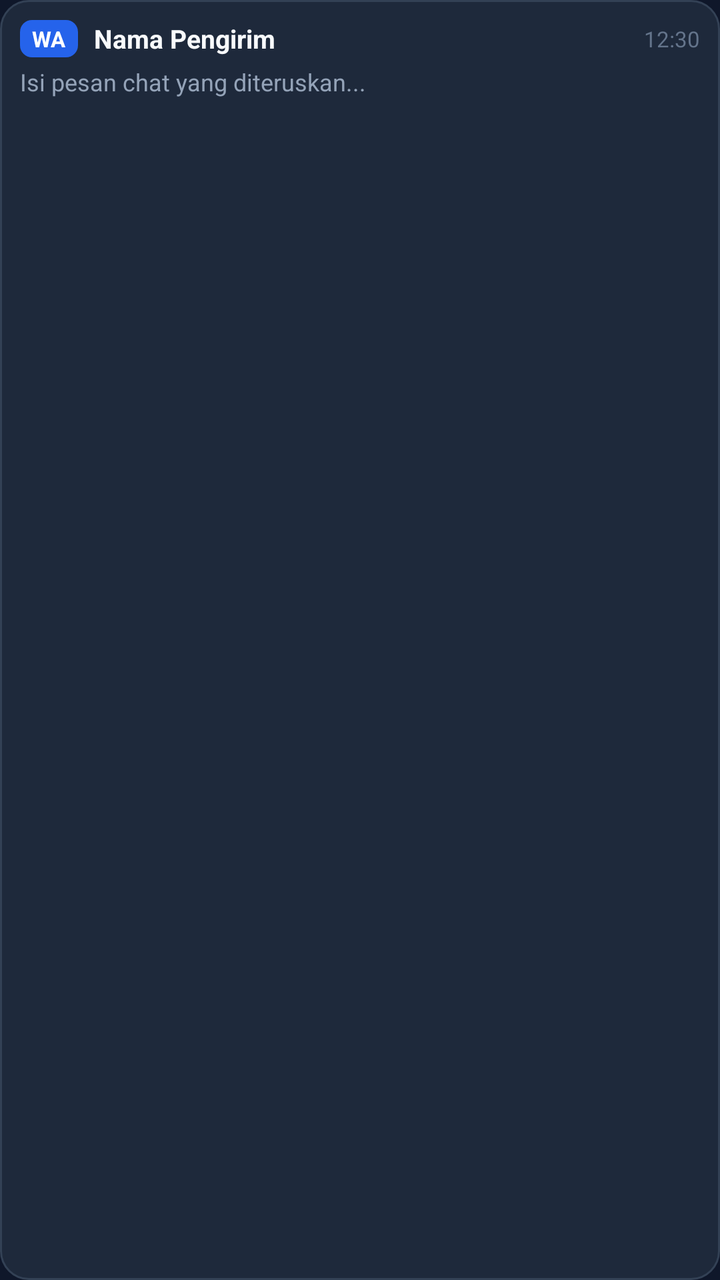
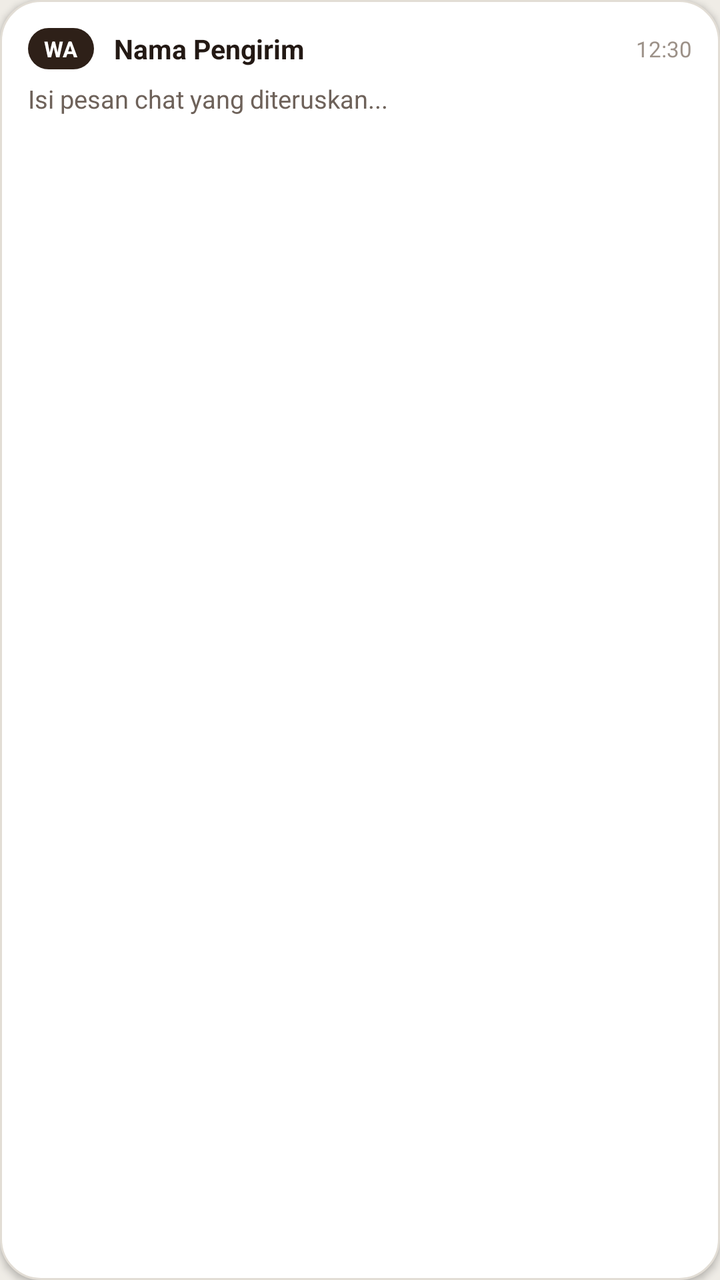

Two renders of the same Android screen: before a commit and after it. Below are the layout's source before the change and the commit's diff.
<!-- AndroidManifest.xml: application theme Theme.ESP32SmartNotif -->
<!-- res/layout/item_notif_log.xml -->
<?xml version="1.0" encoding="utf-8"?>
<LinearLayout xmlns:android="http://schemas.android.com/apk/res/android"
    android:layout_width="match_parent"
    android:layout_height="wrap_content"
    android:orientation="vertical"
    android:padding="10dp"
    android:layout_marginBottom="8dp"
    android:background="@drawable/bg_card">

    <LinearLayout
        android:layout_width="match_parent"
        android:layout_height="wrap_content"
        android:orientation="horizontal"
        android:gravity="center_vertical">

        <TextView
            android:id="@+id/tvAppBadge"
            android:layout_width="wrap_content"
            android:layout_height="wrap_content"
            android:text="WA"
            android:textColor="@color/white"
            android:textSize="11sp"
            android:textStyle="bold"
            android:paddingHorizontal="6dp"
            android:paddingVertical="2dp"
            android:background="@drawable/bg_badge" />

        <TextView
            android:id="@+id/tvSender"
            android:layout_width="0dp"
            android:layout_height="wrap_content"
            android:layout_weight="1"
            android:layout_marginStart="8dp"
            android:text="Nama Pengirim"
            android:textColor="@color/text_primary"
            android:textSize="13sp"
            android:textStyle="bold"
            android:singleLine="true" />

        <TextView
            android:id="@+id/tvTime"
            android:layout_width="wrap_content"
            android:layout_height="wrap_content"
            android:text="12:30"
            android:textColor="@color/text_muted"
            android:textSize="11sp" />
    </LinearLayout>

    <TextView
        android:id="@+id/tvMessage"
        android:layout_width="match_parent"
        android:layout_height="wrap_content"
        android:layout_marginTop="4dp"
        android:text="Isi pesan chat yang diteruskan..."
        android:textColor="@color/text_secondary"
        android:textSize="12sp"
        android:maxLines="2" />

</LinearLayout>
<!-- resources referenced by this layout -->
<resources>
  <color name="text_muted">#64748B</color>
  <color name="text_primary">#F8FAFC</color>
  <color name="text_secondary">#94A3B8</color>
  <color name="white">#FFFFFF</color>
  <!-- drawable bg_badge (drawable) -->
  <?xml version="1.0" encoding="utf-8"?>
  <shape xmlns:android="http://schemas.android.com/apk/res/android"
      android:shape="rectangle">
      <solid android:color="@color/primary" />
      <corners android:radius="6dp" />
  </shape>
  <!-- drawable bg_card (drawable) -->
  <?xml version="1.0" encoding="utf-8"?>
  <shape xmlns:android="http://schemas.android.com/apk/res/android"
      android:shape="rectangle">
      <solid android:color="@color/card_bg" />
      <stroke android:width="1dp" android:color="@color/card_stroke" />
      <corners android:radius="14dp" />
  </shape>
  <style name="Theme.ESP32SmartNotif" parent="Theme.Material3.DayNight.NoActionBar">
          <item name="colorPrimary">@color/primary</item>
          <item name="colorPrimaryVariant">@color/primary_variant</item>
          <item name="colorSecondary">@color/secondary</item>
          <item name="android:statusBarColor">@color/background</item>
          <item name="android:windowBackground">@color/background</item>
          <item name="android:navigationBarColor">@color/background</item>
      </style>
  <color name="primary">#2563EB</color>
  <color name="card_bg">#1E293B</color>
  <color name="card_stroke">#334155</color>
  <color name="primary_variant">#1D4ED8</color>
  <color name="secondary">#10B981</color>
  <color name="background">#0F172A</color>
</resources>

<!-- the commit's change to res/layout/item_notif_log.xml (unified diff, before → after) -->
@@ -3,9 +3,10 @@
     android:layout_width="match_parent"
     android:layout_height="wrap_content"
     android:orientation="vertical"
-    android:padding="10dp"
-    android:layout_marginBottom="8dp"
-    android:background="@drawable/bg_card">
+    android:padding="14dp"
+    android:layout_marginBottom="10dp"
+    android:background="@drawable/bg_card_floating"
+    android:elevation="2dp">
 
     <LinearLayout
         android:layout_width="match_parent"
@@ -21,19 +22,20 @@
             android:textColor="@color/white"
             android:textSize="11sp"
             android:textStyle="bold"
-            android:paddingHorizontal="6dp"
-            android:paddingVertical="2dp"
-            android:background="@drawable/bg_badge" />
+            android:paddingHorizontal="8dp"
+            android:paddingVertical="3dp"
+            android:background="@drawable/bg_badge"
+            android:backgroundTint="@color/primary" />
 
         <TextView
             android:id="@+id/tvSender"
             android:layout_width="0dp"
             android:layout_height="wrap_content"
             android:layout_weight="1"
-            android:layout_marginStart="8dp"
+            android:layout_marginStart="10dp"
             android:text="Nama Pengirim"
             android:textColor="@color/text_primary"
-            android:textSize="13sp"
+            android:textSize="13.5sp"
             android:textStyle="bold"
             android:singleLine="true" />
 
@@ -50,10 +52,11 @@
         android:id="@+id/tvMessage"
         android:layout_width="match_parent"
         android:layout_height="wrap_content"
-        android:layout_marginTop="4dp"
+        android:layout_marginTop="6dp"
         android:text="Isi pesan chat yang diteruskan..."
         android:textColor="@color/text_secondary"
-        android:textSize="12sp"
-        android:maxLines="2" />
+        android:textSize="12.5sp"
+        android:lineSpacingExtra="2dp"
+        android:maxLines="3" />
 
 </LinearLayout>
<!-- resource entries referenced after the edit -->
@@ -1,23 +1,23 @@
 <!-- resources referenced by this layout -->
 <resources>
-  <color name="text_muted">#64748B</color>
-  <color name="text_primary">#F8FAFC</color>
-  <color name="text_secondary">#94A3B8</color>
+  <color name="text_muted">#9C9188</color>
+  <color name="text_primary">#231914</color>
+  <color name="text_secondary">#6E625A</color>
   <color name="white">#FFFFFF</color>
   <!-- drawable bg_badge (drawable) -->
   <?xml version="1.0" encoding="utf-8"?>
   <shape xmlns:android="http://schemas.android.com/apk/res/android"
       android:shape="rectangle">
       <solid android:color="@color/primary" />
-      <corners android:radius="6dp" />
+      <corners android:radius="12dp" />
   </shape>
-  <!-- drawable bg_card (drawable) -->
+  <!-- drawable bg_card_floating (drawable) -->
   <?xml version="1.0" encoding="utf-8"?>
   <shape xmlns:android="http://schemas.android.com/apk/res/android"
       android:shape="rectangle">
-      <solid android:color="@color/card_bg" />
+      <solid android:color="@color/card_bg_elevated" />
       <stroke android:width="1dp" android:color="@color/card_stroke" />
-      <corners android:radius="14dp" />
+      <corners android:radius="20dp" />
   </shape>
   <style name="Theme.ESP32SmartNotif" parent="Theme.Material3.DayNight.NoActionBar">
           <item name="colorPrimary">@color/primary</item>
@@ -25,13 +25,16 @@
           <item name="colorSecondary">@color/secondary</item>
           <item name="android:statusBarColor">@color/background</item>
           <item name="android:windowBackground">@color/background</item>
-          <item name="android:navigationBarColor">@color/background</item>
+          <item name="android:navigationBarColor">@color/card_bg</item>
+          <item name="android:windowLightStatusBar" tools:targetApi="m">true</item>
+          <item name="android:windowLightNavigationBar" tools:targetApi="o_mr1">true</item>
       </style>
-  <color name="primary">#2563EB</color>
-  <color name="card_bg">#1E293B</color>
-  <color name="card_stroke">#334155</color>
-  <color name="primary_variant">#1D4ED8</color>
-  <color name="secondary">#10B981</color>
-  <color name="background">#0F172A</color>
+  <color name="card_bg_elevated">#FFFFFF</color>
+  <color name="primary">#2E2018</color>
+  <color name="card_bg">#FAF8F5</color>
+  <color name="card_stroke">#E2DDD5</color>
+  <color name="primary_variant">#1E1510</color>
+  <color name="secondary">#354E3E</color>
+  <color name="background">#EFECE6</color>
 </resources>
 
